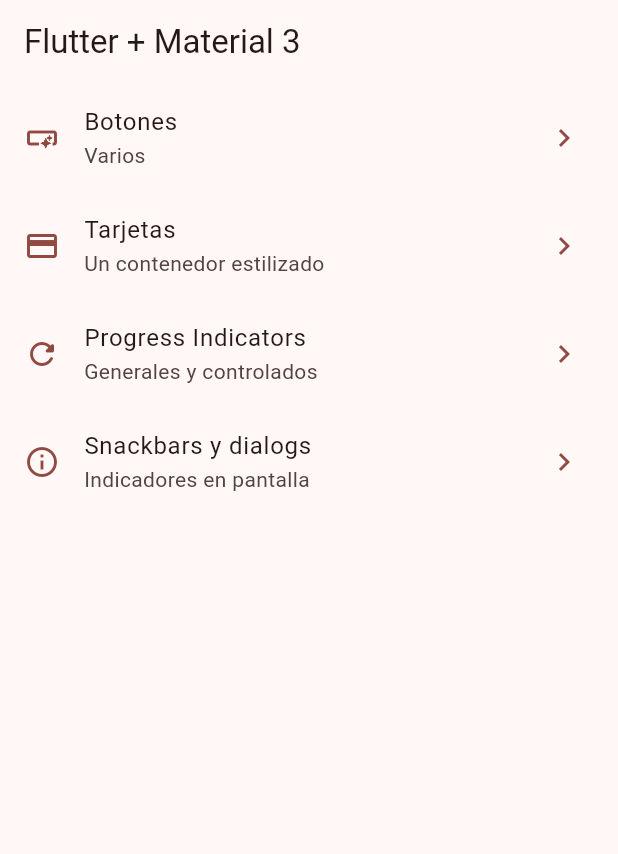
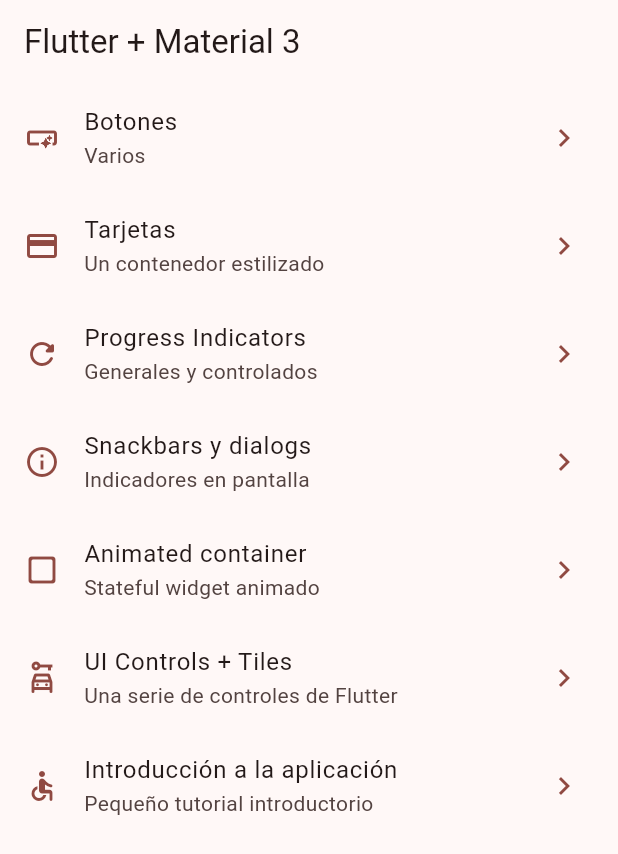
Before and after one commit to KevinNieto98/WidgetsApp, a Flutter app: the screen it shows after launch, on a phone screen of 412 x 824 dp. Shown: the top 854 px of the screen. Run offline on Flutter 3.47's test engine with Material 3 defaults, Android fonts, the phone set to English and light mode, and no system bars; our stand-ins replace go_router.

Commit message:
Cambios resturados

```diff
--- a/lib/config/menu/menu_items.dart
+++ b/lib/config/menu/menu_items.dart
@@ -39,5 +39,26 @@ const appMenuItems = <MenuItem>[
     link: '/snackbar',
     icon: Icons.info_outline
   ),
+  MenuItem(
+    title: 'Animated container',
+    subtitle: 'Stateful widget animado',
+    link: '/animated',
+    icon: Icons.check_box_outline_blank_rounded
+  ),
+
+  MenuItem(
+    title: 'UI Controls + Tiles',
+    subtitle: 'Una serie de controles de Flutter',
+    link: '/ui-controls',
+    icon: Icons.car_rental_outlined
+  ),
+
+  MenuItem(
+    title: 'Introducción a la aplicación',
+    subtitle: 'Pequeño tutorial introductorio',
+    link: '/tutorial',
+    icon: Icons.accessible_rounded
+  ),
+
 
 ];
--- a/lib/config/router/app_router.dart
+++ b/lib/config/router/app_router.dart
@@ -30,5 +30,22 @@ final appRouter = GoRouter(
       name: SnackbarScreen.name,
       builder: (context, state) => const SnackbarScreen(),
     ),
+        GoRoute(
+      path: '/animated',
+      name: AnimatedScreen.name,
+      builder: (context, state) => const AnimatedScreen(),
+    ),
+
+    GoRoute(
+      path: '/ui-controls',
+      name: UiControlsScreen.name,
+      builder: (context, state) => const UiControlsScreen(),
+    ),
+
+    GoRoute(
+      path: '/tutorial',
+      name: AppTutorialScreen.name,
+      builder: (context, state) => const AppTutorialScreen(),
+    ),
   ],
 );
--- a/lib/presentation/screens/app_tutorial/app_tutorial_screen.dart
+++ b/lib/presentation/screens/app_tutorial/app_tutorial_screen.dart
@@ -8,6 +8,10 @@ class AppTutorialScreen extends StatelessWidget {
 
   @override
   Widget build(BuildContext context) {
-    return const Placeholder();
+    return  Scaffold(
+      appBar: AppBar(
+        title: const Text('App Tutorial'),
+      ),
+    );
   }
 }
--- a/pubspec.yaml
+++ b/pubspec.yaml
@@ -18,3 +18,6 @@ dev_dependencies:
 
 flutter:
   uses-material-design: true
+
+  assets:
+    - assets/images/
```
Also changed, not shown: lib/presentation/screens/animated/animated_screen.dart (+56 -2 lines), lib/presentation/screens/ui_controls/ui_controls_screen.dart (+107 -2 lines), assets/images/1.png (added), assets/images/2.png (added), assets/images/3.png (added), assets/images/jar-loading.gif (added).
